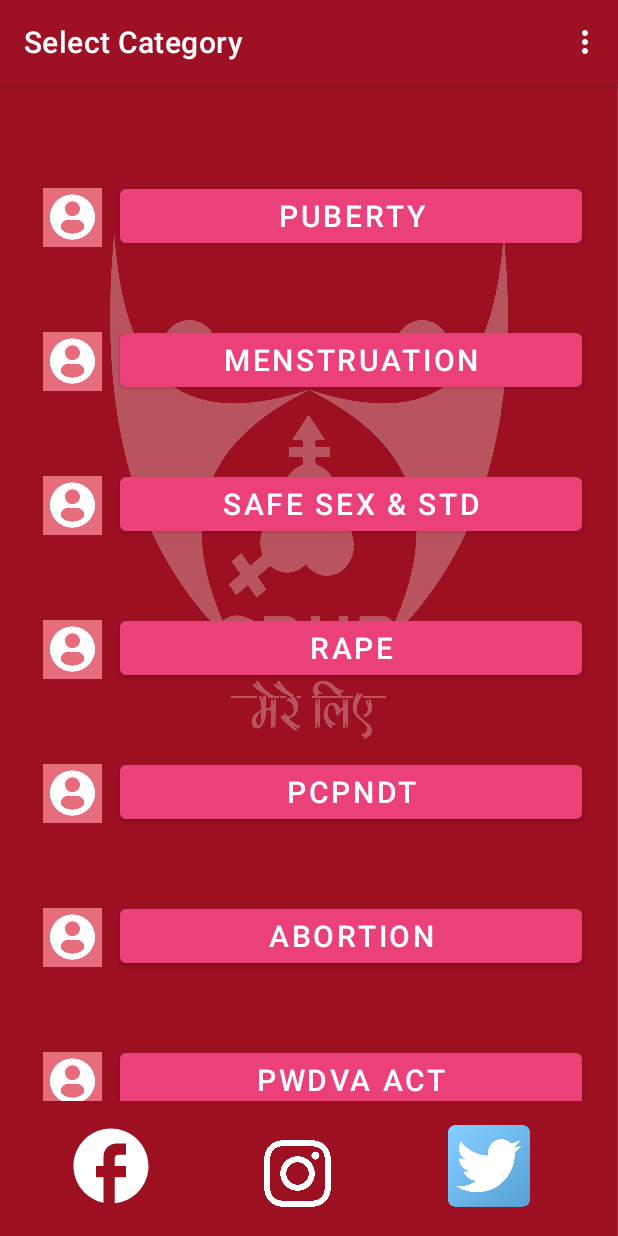
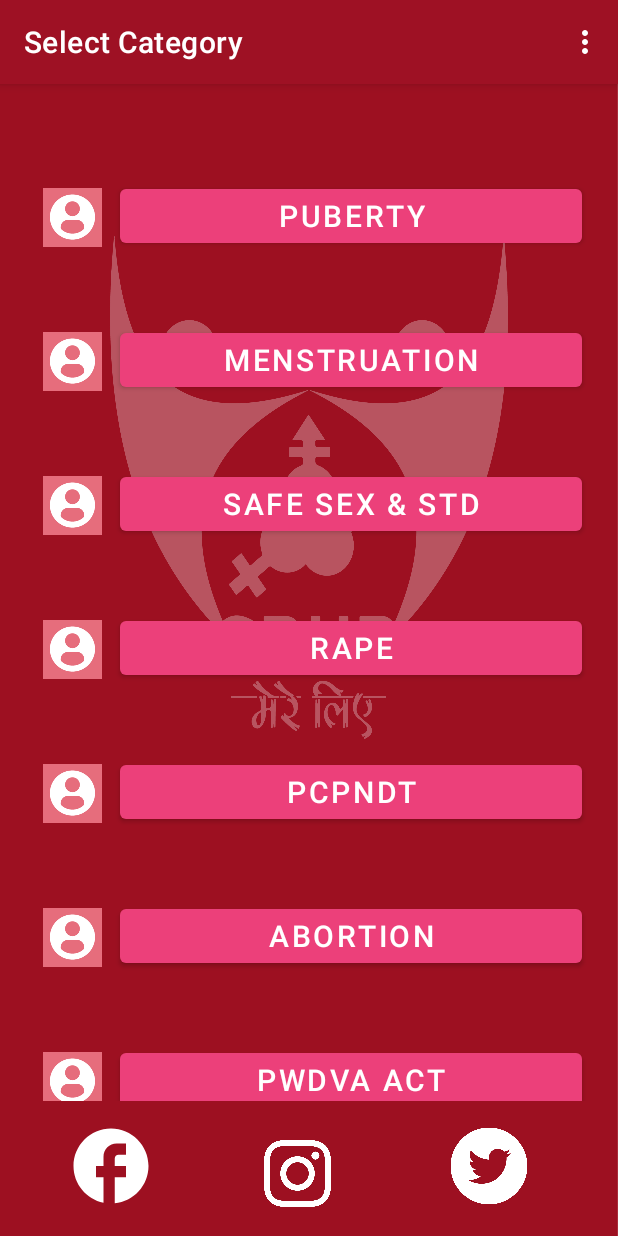
Before and after one commit to pal-vishal/SRHR-Project, an Android app: the fragment FaqChoices shown on its own in the app's theme, on a phone screen of 412 x 824 dp. Run offline under Robolectric (Android 15) with nearby library versions, the phone set to English and light mode, and no system bars; 1 statement that could not run was skipped.

```diff
--- a/app/build.gradle
+++ b/app/build.gradle
@@ -33,6 +33,13 @@ android {
         sourceCompatibility JavaVersion.VERSION_1_8
         targetCompatibility JavaVersion.VERSION_1_8
     }
+
+    lintOptions {
+        checkReleaseBuilds false
+        // Or, if you prefer, you can continue to check for errors in release builds,
+        // but continue the build even when errors are found:
+        //abortOnError false
+    }
 }
 
 dependencies {
--- a/app/src/main/res/layout/activity_faq_choices.xml
+++ b/app/src/main/res/layout/activity_faq_choices.xml
@@ -46,8 +46,7 @@
         app:layout_constraintEnd_toStartOf="@+id/iv_insta"
         app:layout_constraintHorizontal_bias="0.293"
         app:layout_constraintStart_toStartOf="parent"
-        app:layout_constraintTop_toBottomOf="@+id/rv_faq"
-        app:srcCompat="@drawable/fb" />
+        app:layout_constraintTop_toBottomOf="@+id/rv_faq" />
 
     <ImageView
         android:id="@+id/iv_insta"
@@ -65,10 +64,9 @@
         android:layout_height="60dp"
         android:layout_marginTop="13dp"
         android:layout_marginEnd="56dp"
-        android:src="@drawable/twitter"
+        android:src="@drawable/ins"
         app:layout_constraintEnd_toEndOf="parent"
         app:layout_constraintHorizontal_bias="1.0"
         app:layout_constraintStart_toEndOf="@+id/iv_insta"
-        app:layout_constraintTop_toBottomOf="@+id/rv_faq"
-        app:srcCompat="@drawable/ins" />
+        app:layout_constraintTop_toBottomOf="@+id/rv_faq" />
 </androidx.constraintlayout.widget.ConstraintLayout>
```
Also changed, not shown: 4 other files.
